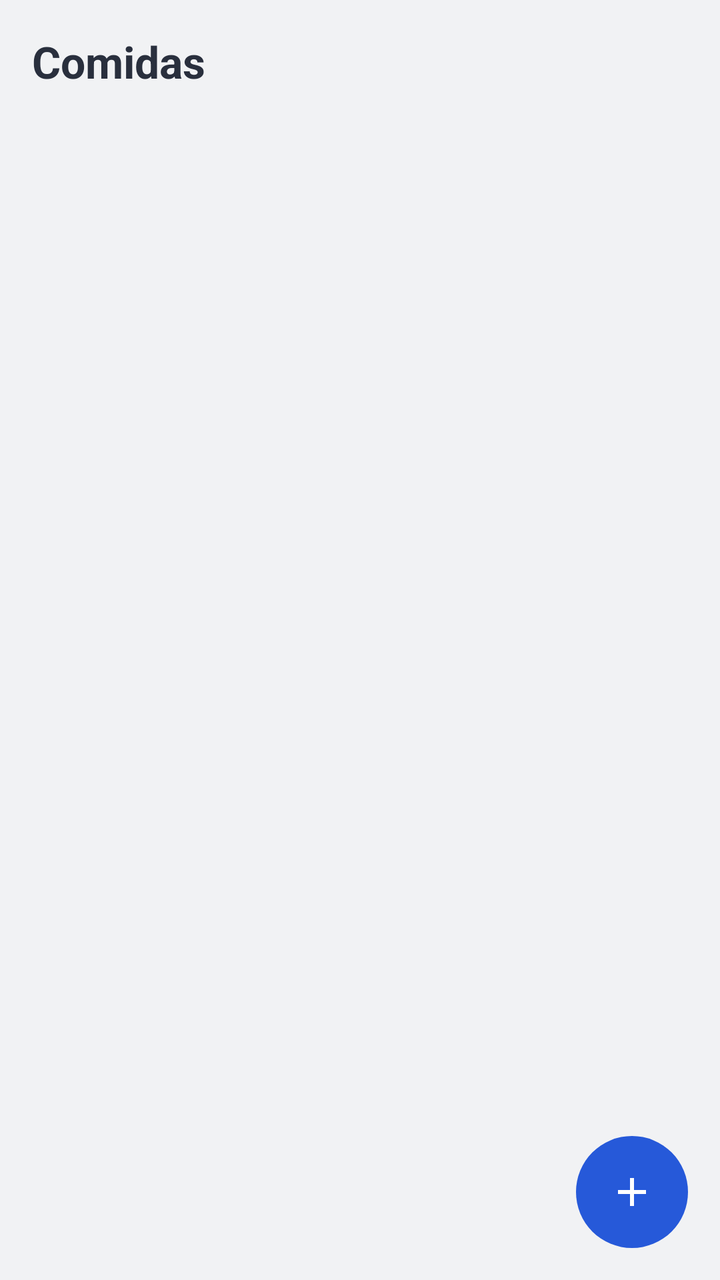
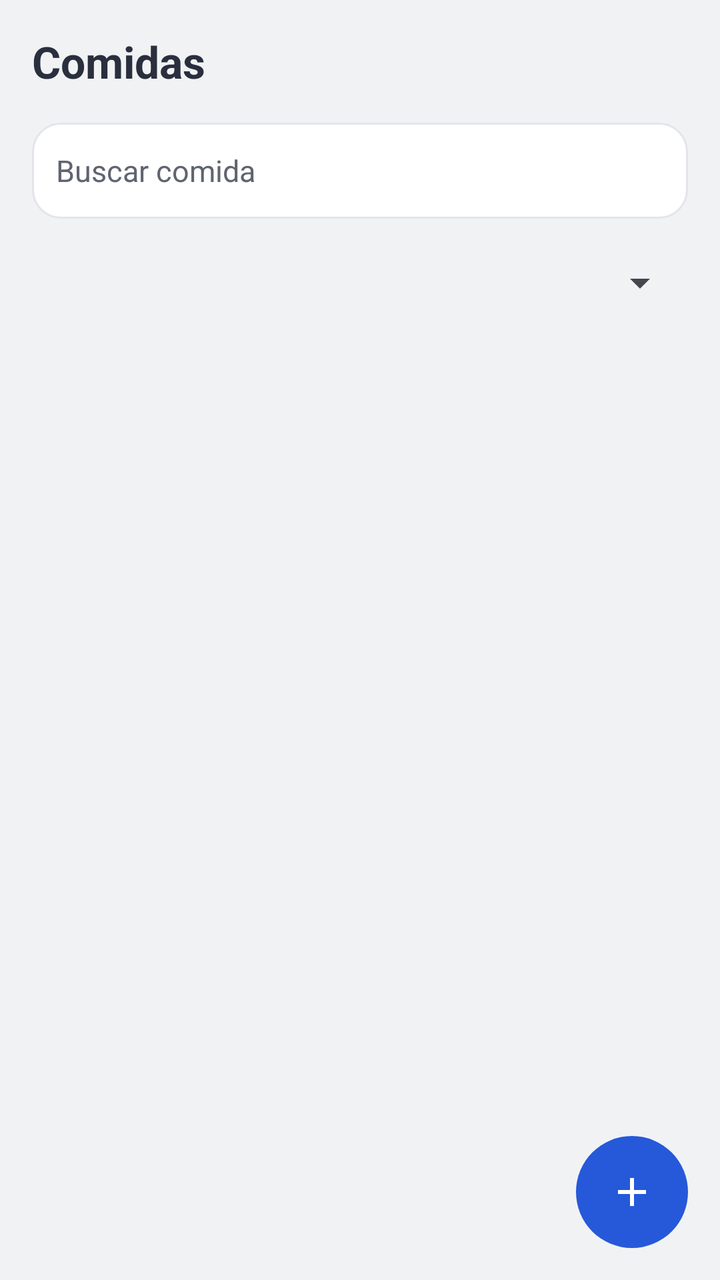

Screens rendered from an Android XML layout before and after an edit, with the pre-edit source and the edit as a unified diff.
<!-- AndroidManifest.xml: application theme Theme.MenuCompras -->
<!-- res/layout/activity_comidas.xml -->
<?xml version="1.0" encoding="utf-8"?>
<FrameLayout xmlns:android="http://schemas.android.com/apk/res/android"
    android:layout_width="match_parent"
    android:layout_height="match_parent"
    android:background="@color/mc_bg">

    <LinearLayout
        android:layout_width="match_parent"
        android:layout_height="match_parent"
        android:orientation="vertical"
        android:padding="@dimen/space_lg">

        <TextView
            android:layout_width="wrap_content"
            android:layout_height="wrap_content"
            android:text="@string/screen_comidas"
            android:textColor="@color/mc_ink"
            android:textSize="@dimen/text_title_screen"
            android:textStyle="bold"
            android:layout_marginBottom="@dimen/space_md" />

        <androidx.recyclerview.widget.RecyclerView
            android:id="@+id/rv_comidas"
            android:layout_width="match_parent"
            android:layout_height="0dp"
            android:layout_weight="1"
            android:paddingTop="@dimen/space_xs"
            android:clipToPadding="false" />

    </LinearLayout>

    <ImageButton
        android:id="@+id/fab_nuevo_comida"
        android:layout_width="@dimen/fab_size"
        android:layout_height="@dimen/fab_size"
        android:layout_gravity="bottom|end"
        android:layout_margin="@dimen/space_lg"
        android:background="@drawable/bg_fab"
        android:src="@drawable/ic_add"
        android:scaleType="center"
        android:contentDescription="@string/comida_nueva" />

</FrameLayout>
<!-- resources referenced by this layout -->
<resources>
  <color name="mc_bg">#F1F2F4</color>
  <color name="mc_ink">#292F3D</color>
  <dimen name="fab_size">56dp</dimen>
  <dimen name="space_lg">16dp</dimen>
  <dimen name="space_md">12dp</dimen>
  <dimen name="space_xs">4dp</dimen>
  <dimen name="text_title_screen">22sp</dimen>
  <!-- drawable bg_fab (drawable) -->
  <?xml version="1.0" encoding="utf-8"?>
  <shape xmlns:android="http://schemas.android.com/apk/res/android"
      android:shape="oval">
      <solid android:color="@color/mc_accent" />
  </shape>
  <!-- drawable ic_add (drawable) -->
  <?xml version="1.0" encoding="utf-8"?>
  <vector xmlns:android="http://schemas.android.com/apk/res/android"
      android:width="24dp"
      android:height="24dp"
      android:viewportWidth="24"
      android:viewportHeight="24">
      <path
          android:fillColor="@color/mc_accent_ink"
          android:pathData="M11,5 h2 v6 h6 v2 h-6 v6 h-2 v-6 h-6 v-2 h6 z" />
  </vector>
  <string name="comida_nueva">Nueva comida</string>
  <string name="screen_comidas">Comidas</string>
  <style name="Theme.MenuCompras" parent="Base.Theme.MenuCompras" />
  <color name="mc_accent">#2659D9</color>
  <color name="mc_accent_ink">#FFFFFF</color>
  <style name="Base.Theme.MenuCompras" parent="Theme.Material3.DayNight.NoActionBar">
          
          
      </style>
</resources>

<!-- the commit's change to res/layout/activity_comidas.xml (unified diff, before → after) -->
@@ -19,13 +19,42 @@
             android:textStyle="bold"
             android:layout_marginBottom="@dimen/space_md" />
 
-        <androidx.recyclerview.widget.RecyclerView
-            android:id="@+id/rv_comidas"
+        <EditText
+            android:id="@+id/et_buscar_comida"
+            style="@style/McInput"
+            android:inputType="text"
+            android:hint="@string/hint_buscar_comida" />
+
+        <Spinner
+            android:id="@+id/sp_filtro_categoria_comida"
+            android:layout_width="match_parent"
+            android:layout_height="@dimen/touch_height"
+            android:layout_marginTop="@dimen/space_sm" />
+
+        <FrameLayout
             android:layout_width="match_parent"
             android:layout_height="0dp"
             android:layout_weight="1"
-            android:paddingTop="@dimen/space_xs"
-            android:clipToPadding="false" />
+            android:layout_marginTop="@dimen/space_md">
+
+            <androidx.recyclerview.widget.RecyclerView
+                android:id="@+id/rv_comidas"
+                android:layout_width="match_parent"
+                android:layout_height="match_parent"
+                android:paddingTop="@dimen/space_xs"
+                android:clipToPadding="false" />
+
+            <TextView
+                android:id="@+id/tv_vacio_comida"
+                android:layout_width="wrap_content"
+                android:layout_height="wrap_content"
+                android:layout_gravity="center"
+                android:text="@string/comidas_vacio"
+                android:textColor="@color/mc_muted"
+                android:textSize="@dimen/text_body"
+                android:visibility="gone" />
+
+        </FrameLayout>
 
     </LinearLayout>
 
<!-- resource entries referenced after the edit -->
@@ -2,11 +2,15 @@
 <resources>
   <color name="mc_bg">#F1F2F4</color>
   <color name="mc_ink">#292F3D</color>
+  <color name="mc_muted">#5F6470</color>
   <dimen name="fab_size">56dp</dimen>
   <dimen name="space_lg">16dp</dimen>
   <dimen name="space_md">12dp</dimen>
+  <dimen name="space_sm">8dp</dimen>
   <dimen name="space_xs">4dp</dimen>
+  <dimen name="text_body">15sp</dimen>
   <dimen name="text_title_screen">22sp</dimen>
+  <dimen name="touch_height">48dp</dimen>
   <!-- drawable bg_fab (drawable) -->
   <?xml version="1.0" encoding="utf-8"?>
   <shape xmlns:android="http://schemas.android.com/apk/res/android"
@@ -25,13 +29,36 @@
           android:pathData="M11,5 h2 v6 h6 v2 h-6 v6 h-2 v-6 h-6 v-2 h6 z" />
   </vector>
   <string name="comida_nueva">Nueva comida</string>
+  <string name="comidas_vacio">No hay comidas que coincidan</string>
+  <string name="hint_buscar_comida">Buscar comida</string>
   <string name="screen_comidas">Comidas</string>
+  <style name="McInput">
+          <item name="android:layout_width">match_parent</item>
+          <item name="android:layout_height">wrap_content</item>
+          <item name="android:layout_marginTop">@dimen/space_xs</item>
+          <item name="android:background">@drawable/bg_card</item>
+          <item name="android:padding">@dimen/space_md</item>
+          <item name="android:minHeight">@dimen/touch_height</item>
+          <item name="android:textColor">@color/mc_ink</item>
+          <item name="android:textSize">@dimen/text_body</item>
+          <item name="android:textColorHint">@color/mc_muted</item>
+      </style>
   <style name="Theme.MenuCompras" parent="Base.Theme.MenuCompras" />
   <color name="mc_accent">#2659D9</color>
   <color name="mc_accent_ink">#FFFFFF</color>
+  <!-- drawable bg_card (drawable) -->
+  <?xml version="1.0" encoding="utf-8"?>
+  <shape xmlns:android="http://schemas.android.com/apk/res/android"
+      android:shape="rectangle">
+      <solid android:color="@color/mc_surface" />
+      <corners android:radius="14dp" />
+      <stroke android:width="1dp" android:color="@color/mc_line" />
+  </shape>
   <style name="Base.Theme.MenuCompras" parent="Theme.Material3.DayNight.NoActionBar">
           
           
       </style>
+  <color name="mc_surface">#FFFFFF</color>
+  <color name="mc_line">#E3E5EA</color>
 </resources>
 
